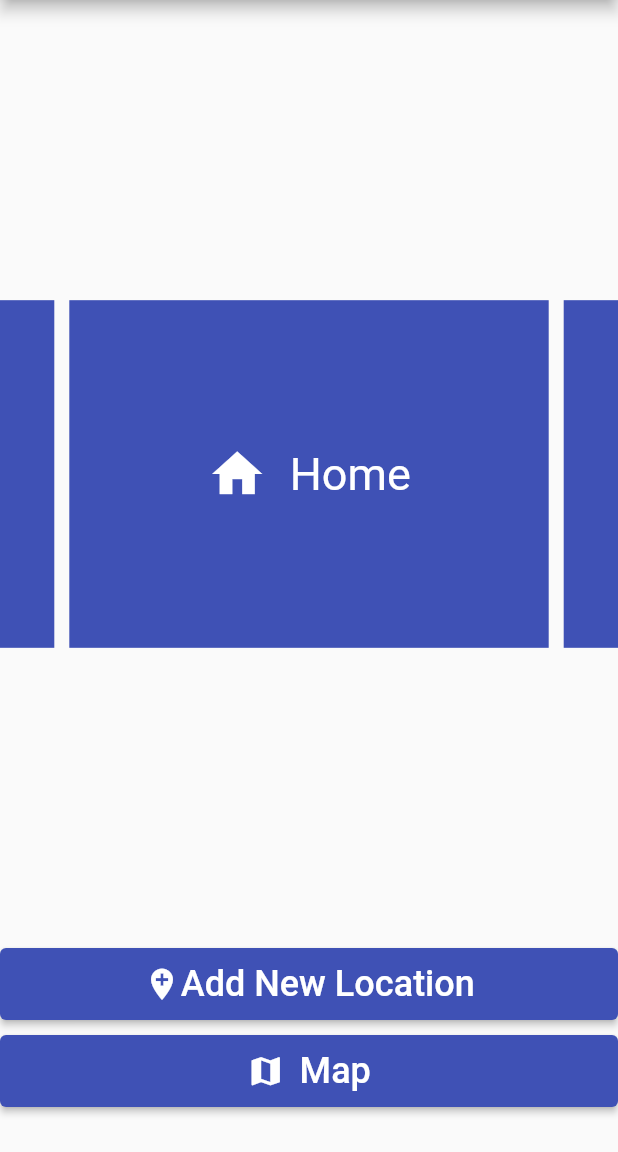
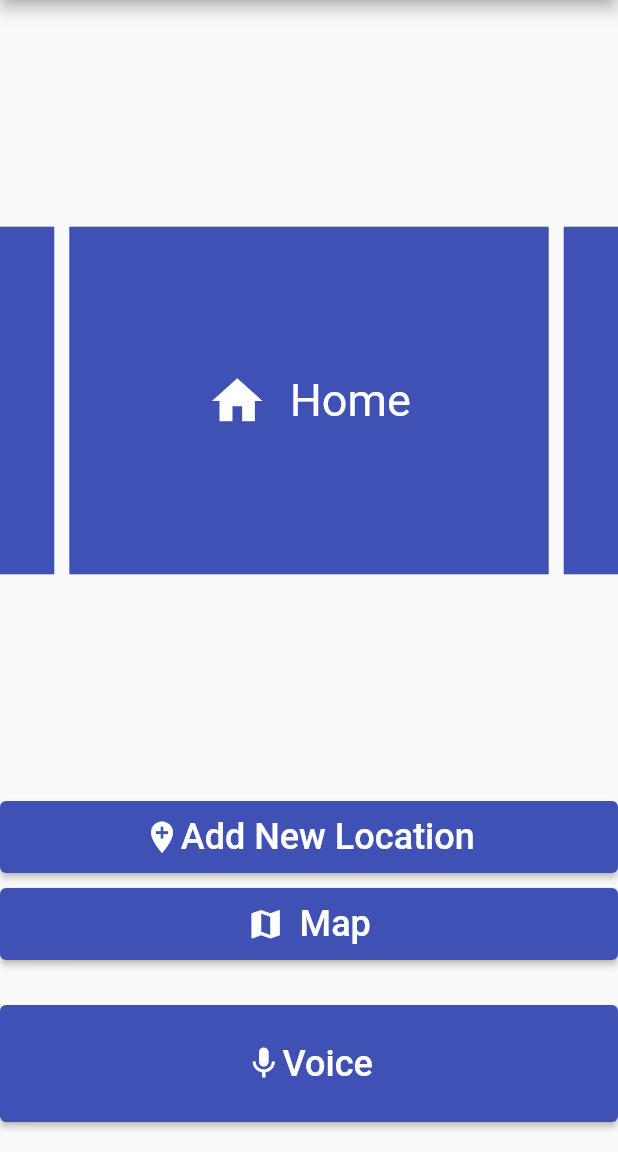
Before and after one commit to osoc21/Safe-Crossing, a Flutter app: the screen it shows after launch, on a phone screen of 412 x 824 dp, the part 84-1236 px from its top. Run offline on Flutter 3.47's test engine with Material 2 defaults, Android fonts, the light colour scheme and no system bars; drawn by our look-alikes of carousel_slider; our stand-ins replace geocoding, geolocator, google_maps_flutter; missing offline and left inert: flutter_polyline_points.

Commit message:
made carousel view clickable

```diff
--- a/safe_crossing/lib/screens/locations_screen.dart
+++ b/safe_crossing/lib/screens/locations_screen.dart
@@ -23,7 +23,6 @@ class _LocationsScreenState extends State<LocationsScreen> {
       ),
       body: Center(
         child: Column(
-          mainAxisAlignment: MainAxisAlignment.spaceBetween,
           children: <Widget>[
             _createSizedBox(0, 30),
             Expanded(child: _createLocationsCarousel()),
@@ -36,6 +35,8 @@ class _LocationsScreenState extends State<LocationsScreen> {
               ],
             ),
             _createSizedBox(0, 30),
+            _createVoiceButton(),
+            _createSizedBox(0, 20)
           ],
         ),
       ),
@@ -91,6 +92,31 @@ class _LocationsScreenState extends State<LocationsScreen> {
     );
   }
 
+  ElevatedButton _createVoiceButton() {
+    return ElevatedButton(
+      child: Container(
+          width: double.infinity,
+          padding: EdgeInsets.all(25),
+          child: Row(
+            mainAxisAlignment: MainAxisAlignment.center,
+            children: <Widget>[
+              Icon(
+                Icons.mic,
+                size: 25,
+              ),
+              Text(
+                'Voice',
+                style: TextStyle(fontSize: 24),
+                textAlign: TextAlign.center,
+              )
+            ],
+          )),
+      onPressed: () {
+        print("Voice button pressed");
+      },
+    );
+  }
+
   SizedBox _createSizedBox(double width, double height) {
     return SizedBox(
       height: height,
@@ -104,7 +130,8 @@ class _LocationsScreenState extends State<LocationsScreen> {
       items: locations.map((location) {
         return Builder(
           builder: (BuildContext context) {
-            return Container(
+            return InkWell(
+              child: Container(
                   alignment: Alignment.center,
                   width: MediaQuery.of(context).size.width,
                   margin: EdgeInsets.symmetric(horizontal: 5.0),
@@ -124,7 +151,11 @@ class _LocationsScreenState extends State<LocationsScreen> {
                           textAlign: TextAlign.center,
                           style: TextStyle(color: Colors.white, fontSize: 30.0),
                         )
-                    ]));
+                      ])),
+              onTap: () {
+                print("$location clicked");
+              },
+            );
           },
         );
       }).toList(),
```
Also changed, not shown: safe_crossing/pubspec.lock, 2 other files. Lines whose indentation alone changed are shown as unchanged.
